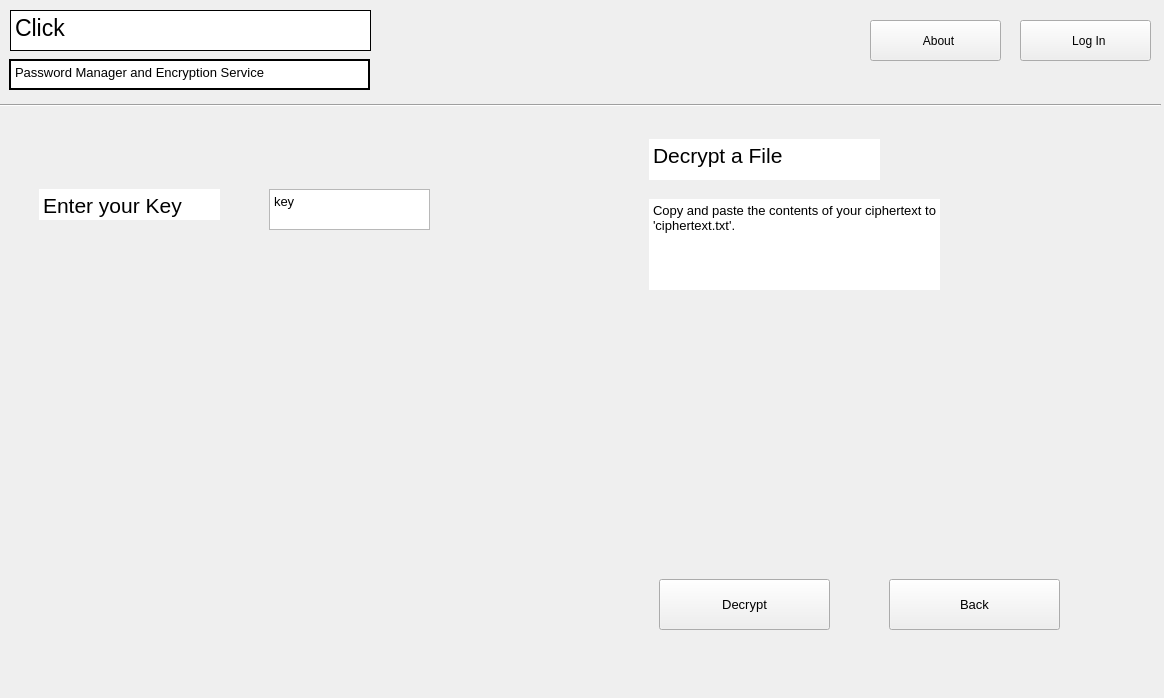
Old version of the form mainwindow.ui in the repository PhiJam1/Click.
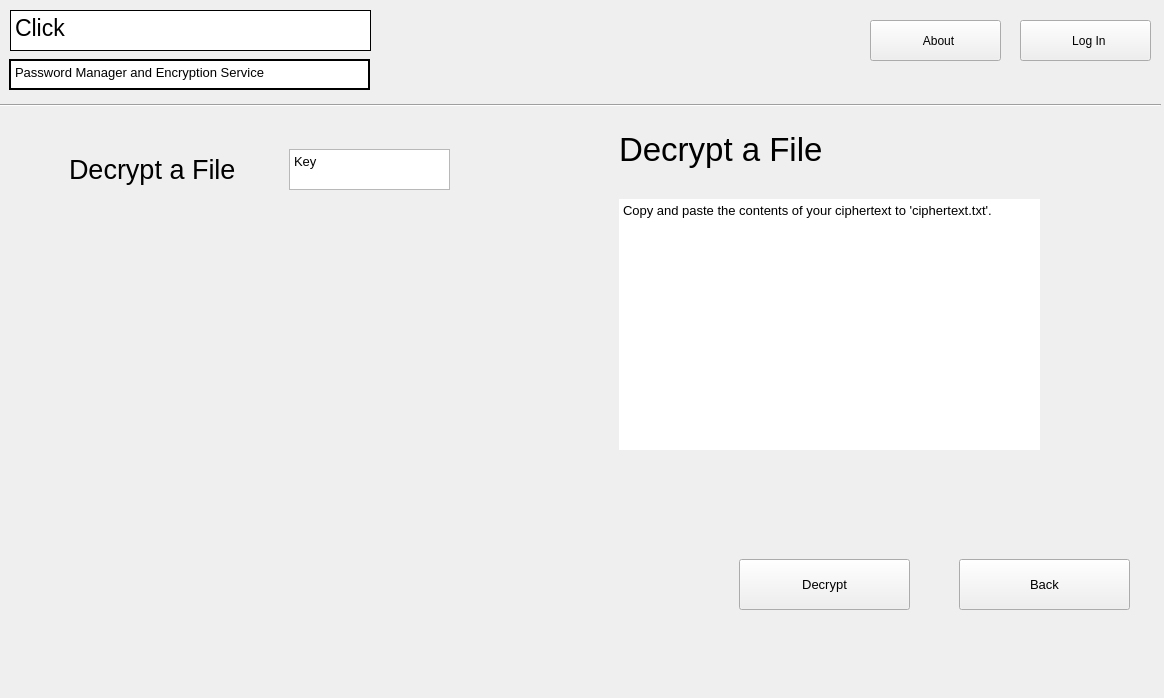
New version of the form. The open tabs and pages were chosen to show the change. Icons and pictures are not drawn.

Diff of the .ui file:
```diff
--- a/mainwindow.ui
+++ b/mainwindow.ui
@@ -1422,10 +1422,10 @@
      <widget class="QPlainTextEdit" name="DecryptDesc">
       <property name="geometry">
        <rect>
-        <x>640</x>
+        <x>610</x>
         <y>140</y>
-        <width>291</width>
-        <height>91</height>
+        <width>421</width>
+        <height>251</height>
        </rect>
       </property>
       <property name="frameShape">
@@ -1442,21 +1442,21 @@
      <widget class="QPlainTextEdit" name="DecryptKey">
       <property name="geometry">
        <rect>
-        <x>260</x>
-        <y>130</y>
+        <x>280</x>
+        <y>90</y>
         <width>161</width>
         <height>41</height>
        </rect>
       </property>
       <property name="plainText">
-       <string>key</string>
+       <string>Key</string>
       </property>
      </widget>
      <widget class="QPushButton" name="DecryptDecryptBTN">
       <property name="geometry">
        <rect>
-        <x>650</x>
-        <y>520</y>
+        <x>730</x>
+        <y>500</y>
         <width>171</width>
         <height>51</height>
        </rect>
@@ -1468,8 +1468,8 @@
      <widget class="QPushButton" name="DecryptBackBTN">
       <property name="geometry">
        <rect>
-        <x>880</x>
-        <y>520</y>
+        <x>950</x>
+        <y>500</y>
         <width>171</width>
         <height>51</height>
        </rect>
@@ -1478,57 +1478,6 @@
        <string>Back</string>
       </property>
      </widget>
-     <widget class="QTextEdit" name="textEdit_2">
-      <property name="geometry">
-       <rect>
-        <x>640</x>
-        <y>80</y>
-        <width>231</width>
-        <height>41</height>
-       </rect>
-      </property>
-      <property name="frameShape">
-       <enum>QFrame::NoFrame</enum>
-      </property>
-      <property name="html">
-       <string>&lt;!DOCTYPE HTML PUBLIC &quot;-//W3C//DTD HTML 4.0//EN&quot; &quot;http://www.w3.org/TR/REC-html40/strict.dtd&quot;&gt;
-&lt;html&gt;&lt;head&gt;&lt;meta name=&quot;qrichtext&quot; content=&quot;1&quot; /&gt;&lt;meta charset=&quot;utf-8&quot; /&gt;&lt;style type=&quot;text/css&quot;&gt;
-p, li { white-space: pre-wrap; }
-hr { height: 1px; border-width: 0; }
-li.unchecked::marker { content: &quot;\2610&quot;; }
-li.checked::marker { content: &quot;\2612&quot;; }
-&lt;/style&gt;&lt;/head&gt;&lt;body style=&quot; font-family:'Noto Sans'; font-size:10pt; font-weight:400; font-style:normal;&quot;&gt;
-&lt;p style=&quot; margin-top:0px; margin-bottom:0px; margin-left:0px; margin-right:0px; -qt-block-indent:0; text-indent:0px;&quot;&gt;&lt;span style=&quot; font-family:'Ubuntu'; font-size:16pt;&quot;&gt;Decrypt a File&lt;/span&gt;&lt;/p&gt;&lt;/body&gt;&lt;/html&gt;</string>
-      </property>
-     </widget>
-     <widget class="QPlainTextEdit" name="plainTextEdit_6">
-      <property name="geometry">
-       <rect>
-        <x>30</x>
-        <y>130</y>
-        <width>181</width>
-        <height>31</height>
-       </rect>
-      </property>
-      <property name="font">
-       <font>
-        <pointsize>16</pointsize>
-        <bold>false</bold>
-       </font>
-      </property>
-      <property name="frameShape">
-       <enum>QFrame::NoFrame</enum>
-      </property>
-      <property name="verticalScrollBarPolicy">
-       <enum>Qt::ScrollBarAlwaysOff</enum>
-      </property>
-      <property name="horizontalScrollBarPolicy">
-       <enum>Qt::ScrollBarAlwaysOff</enum>
-      </property>
-      <property name="plainText">
-       <string>Enter your Key</string>
-      </property>
-     </widget>
      <widget class="QPlainTextEdit" name="LogoBannerTXT_9">
       <property name="geometry">
        <rect>
@@ -1563,6 +1512,44 @@
        <string>Password Manager and Encryption Service</string>
       </property>
      </widget>
+     <widget class="QLabel" name="DeleteCipher_4">
+      <property name="geometry">
+       <rect>
+        <x>610</x>
+        <y>70</y>
+        <width>241</width>
+        <height>41</height>
+       </rect>
+      </property>
+      <property name="font">
+       <font>
+        <pointsize>25</pointsize>
+        <bold>false</bold>
+       </font>
+      </property>
+      <property name="text">
+       <string>Decrypt a File</string>
+      </property>
+     </widget>
+     <widget class="QLabel" name="DeleteCipher_5">
+      <property name="geometry">
+       <rect>
+        <x>60</x>
+        <y>90</y>
+        <width>241</width>
+        <height>41</height>
+       </rect>
+      </property>
+      <property name="font">
+       <font>
+        <pointsize>20</pointsize>
+        <bold>false</bold>
+       </font>
+      </property>
+      <property name="text">
+       <string>Decrypt a File</string>
+      </property>
+     </widget>
     </widget>
     <widget class="QWidget" name="page_6">
      <widget class="QPlainTextEdit" name="plainTextEdit_7">
```
Left out of the diff: 213 changed lines with no effect on the pictures.
